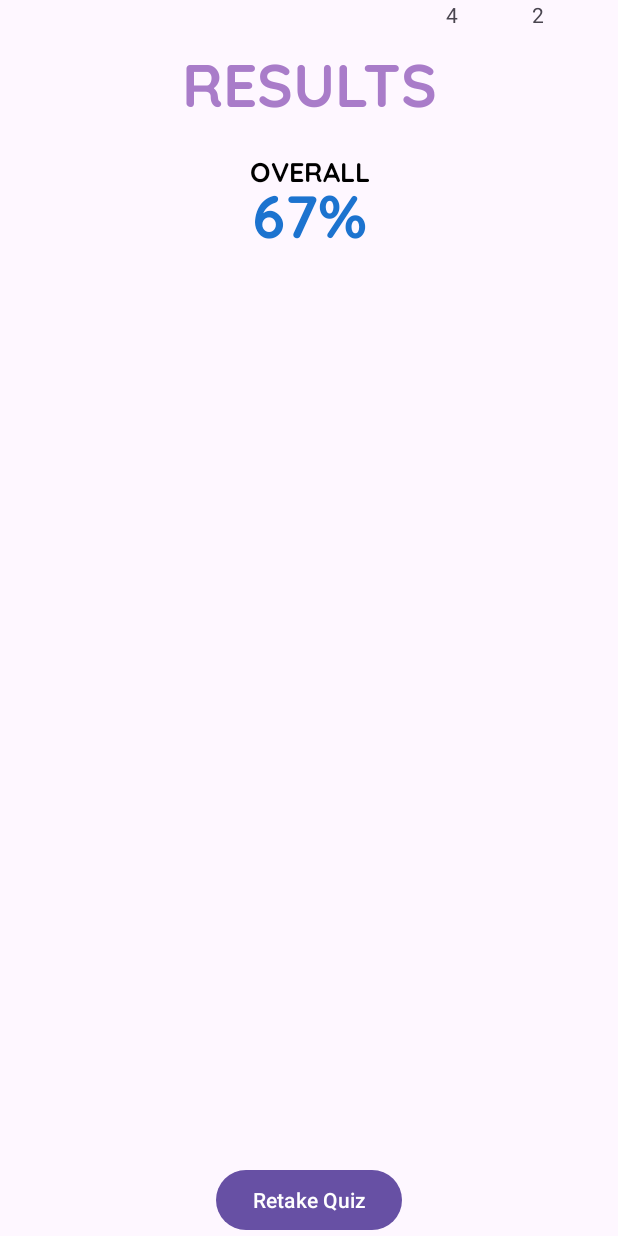
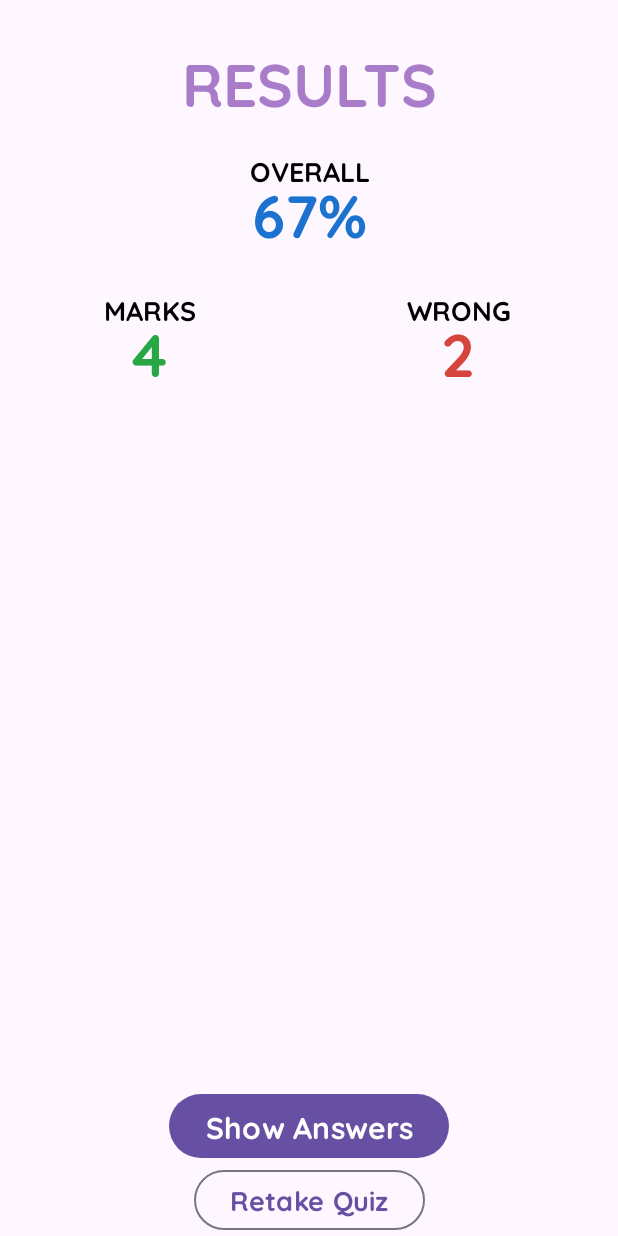
Before and after one commit to florscolari/TECH4300A2, an Android app: the SecondActivity screen opened directly, with no data from a screen before it, on a phone screen of 412 x 824 dp. Run offline under Robolectric (Android 15) with nearby library versions, the phone set to English and light mode, and no system bars.

Commit message:
ADDED Marks & wrong counters, 2 btn show answers & retake quiz

```diff
--- a/app/src/main/res/layout/activity_main.xml
+++ b/app/src/main/res/layout/activity_main.xml
@@ -621,6 +621,7 @@
             android:text="@string/resetQuiz"
             android:textSize="18sp"
             android:textStyle="bold"
+            android:fontFamily="@font/quicksand_bold"
             android:paddingHorizontal="24dp"
             style="?attr/materialButtonOutlinedStyle"
             app:layout_constraintTop_toBottomOf="@id/btn_goto_second_activity"
--- a/app/src/main/res/layout/activity_second.xml
+++ b/app/src/main/res/layout/activity_second.xml
@@ -11,24 +11,24 @@
     <TextView
         android:id="@+id/resultTitle"
         style="@style/title"
-        android:layout_marginTop="24dp"
         android:layout_width="match_parent"
         android:layout_height="wrap_content"
+        android:layout_marginTop="24dp"
+        android:text="@string/resultTitle"
+        app:layout_constraintEnd_toEndOf="parent"
         app:layout_constraintStart_toStartOf="parent"
-        app:layout_constraintEnd_toEndOf="parent"
-        app:layout_constraintTop_toTopOf="parent"
-        android:text="@string/resultTitle" />
+        app:layout_constraintTop_toTopOf="parent" />
 
     <!-- Overall Label -->
     <TextView
         android:id="@+id/scoreOverallLabel"
+        style="@style/label"
         android:layout_width="wrap_content"
         android:layout_height="wrap_content"
-        style="@style/label"
+        android:layout_marginTop="16dp"
         android:text="@string/scoreOverallLabel"
         app:layout_constraintEnd_toEndOf="parent"
         app:layout_constraintStart_toStartOf="parent"
-        android:layout_marginTop="16dp"
         app:layout_constraintTop_toBottomOf="@id/resultTitle" />
 
     <!-- Overall Value -->
@@ -37,47 +37,98 @@
         style="@style/totalScore"
         android:layout_width="wrap_content"
         android:layout_height="wrap_content"
+        android:layout_marginTop="-16dp"
         android:text="@string/totalScore"
-        android:layout_marginTop="-16dp"
         app:layout_constraintEnd_toEndOf="parent"
         app:layout_constraintStart_toStartOf="parent"
-        app:layout_constraintTop_toBottomOf="@id/scoreOverallLabel"
-        />
+        app:layout_constraintTop_toBottomOf="@id/scoreOverallLabel" />
 
+    <!-- Marks Label -->
+    <TextView
+        android:id="@+id/marksLabel"
+        style="@style/label"
+        android:layout_width="wrap_content"
+        android:layout_height="wrap_content"
+        android:text="@string/markLabel"
+        app:layout_constraintBaseline_toBaselineOf="@+id/wrongLabel"
+        app:layout_constraintEnd_toStartOf="@+id/guideline"
+        app:layout_constraintStart_toStartOf="parent"
+        app:layout_constraintTop_toBottomOf="@id/guideline2" />
+
+    <!-- Mark Value -->
     <TextView
         android:id="@+id/marks"
+        style="@style/markAnswers"
         android:layout_width="wrap_content"
         android:layout_height="wrap_content"
-        android:text="Marks"
-        app:layout_constraintBottom_toTopOf="@+id/textView3"
-        app:layout_constraintEnd_toStartOf="@id/wrongAnswers"
-        app:layout_constraintHorizontal_bias="0.219"
-        app:layout_constraintStart_toEndOf="@id/totalScore"
-        app:layout_constraintTop_toTopOf="parent"
-        app:layout_constraintVertical_bias="0.137"
-        tools:ignore="MissingConstraints" />
+        android:layout_marginTop="-16dp"
+        android:text="@string/wrongValue"
+        app:layout_constraintEnd_toEndOf="@+id/marksLabel"
+        app:layout_constraintStart_toStartOf="@+id/marksLabel"
+        app:layout_constraintTop_toBottomOf="@id/marksLabel" />
 
+    <!-- Wrong Label -->
+    <TextView
+        android:id="@+id/wrongLabel"
+        style="@style/label"
+        android:layout_width="wrap_content"
+        android:layout_height="wrap_content"
+
+        android:text="@string/wrongLabel"
+        app:layout_constraintEnd_toEndOf="parent"
+        app:layout_constraintStart_toStartOf="@+id/guideline"
+        app:layout_constraintTop_toBottomOf="@id/guideline2" />
+
+
+    <!-- Wrong Value -->
     <TextView
         android:id="@+id/wrongAnswers"
+        style="@style/wrongAnswers"
         android:layout_width="wrap_content"
         android:layout_height="wrap_content"
-        android:text="Wrong Answers"
-        app:layout_constraintBottom_toTopOf="@+id/textView3"
+        android:layout_marginTop="-16dp"
+        android:text="@string/wrongValue"
+        app:layout_constraintEnd_toEndOf="@+id/wrongLabel"
+        app:layout_constraintStart_toStartOf="@+id/wrongLabel"
+        app:layout_constraintTop_toBottomOf="@id/wrongLabel"  />
+
+
+    <Button
+        android:id="@+id/showAnswers"
+        android:layout_width="wrap_content"
+        android:layout_height="wrap_content"
+        style="@style/btnPrimary"
+        android:text="@string/showAnswers"
+        app:layout_constraintBottom_toTopOf="@+id/btn_goto_main_activity"
         app:layout_constraintEnd_toEndOf="parent"
-        app:layout_constraintHorizontal_bias="0.849"
-        app:layout_constraintStart_toEndOf="@id/marks"
-        app:layout_constraintTop_toTopOf="parent"
-        app:layout_constraintVertical_bias="0.134"
-        tools:ignore="MissingConstraints" />
-
+        app:layout_constraintStart_toStartOf="parent" />
     <Button
         android:id="@+id/btn_goto_main_activity"
         android:layout_width="wrap_content"
         android:layout_height="wrap_content"
+        android:textSize="18sp"
+        android:textStyle="bold"
+        android:paddingHorizontal="24dp"
+        style="?attr/materialButtonOutlinedStyle"
+        android:fontFamily="@font/quicksand_bold"
         android:text="@string/retakeQuiz"
         app:layout_constraintBottom_toBottomOf="parent"
         app:layout_constraintEnd_toEndOf="parent"
         app:layout_constraintStart_toStartOf="parent" />
 
+    <androidx.constraintlayout.widget.Guideline
+        android:id="@+id/guideline"
+        android:layout_width="wrap_content"
+        android:layout_height="wrap_content"
+        android:orientation="vertical"
+        app:layout_constraintGuide_begin="198dp" />
+
+    <androidx.constraintlayout.widget.Guideline
+        android:id="@+id/guideline2"
+        android:layout_width="wrap_content"
+        android:layout_height="wrap_content"
+        android:orientation="horizontal"
+        app:layout_constraintGuide_begin="193dp" />
+
 
 </androidx.constraintlayout.widget.ConstraintLayout>
--- a/app/src/main/res/values/strings.xml
+++ b/app/src/main/res/values/strings.xml
@@ -74,9 +74,12 @@
     <string name="scoreOverallLabel">Overall</string>
     <string name="totalScore">-</string>
 
+    <string name="markLabel">Marks</string>
+    <string name="wrongLabel">Wrong</string>
 
-
+    <string name="wrongValue">-</string>
     <string name="retakeQuiz">Retake Quiz</string>
+    <string name="showAnswers">Show Answers</string>
 
 
 
--- a/app/src/main/res/values/themes.xml
+++ b/app/src/main/res/values/themes.xml
@@ -24,6 +24,7 @@
         <item name="android:gravity">center</item>
         <item name="android:textColor">@color/black</item>
         <item name="android:paddingHorizontal">3dp</item>
+        <item name="android:layout_marginHorizontal">24dp</item>
         <item name="android:fontFamily">@font/quicksand_bold</item>
     </style>
 
@@ -33,6 +34,26 @@
         <item name="android:textAllCaps">true</item>
         <item name="android:gravity">center</item>
         <item name="android:textColor">@color/colorBlue</item>
+        <item name="android:paddingHorizontal">3dp</item>
+        <item name="android:fontFamily">@font/quicksand_bold</item>
+    </style>
+
+    <!-- Wrong Value -->
+    <style name="wrongAnswers">
+        <item name="android:textSize">40sp</item>
+        <item name="android:textAllCaps">true</item>
+        <item name="android:gravity">center</item>
+        <item name="android:textColor">@color/colorRed</item>
+        <item name="android:paddingHorizontal">3dp</item>
+        <item name="android:fontFamily">@font/quicksand_bold</item>
+    </style>
+
+    <!-- Mark Value -->
+    <style name="markAnswers">
+        <item name="android:textSize">40sp</item>
+        <item name="android:textAllCaps">true</item>
+        <item name="android:gravity">center</item>
+        <item name="android:textColor">@color/colorGreen</item>
         <item name="android:paddingHorizontal">3dp</item>
         <item name="android:fontFamily">@font/quicksand_bold</item>
     </style>
```
